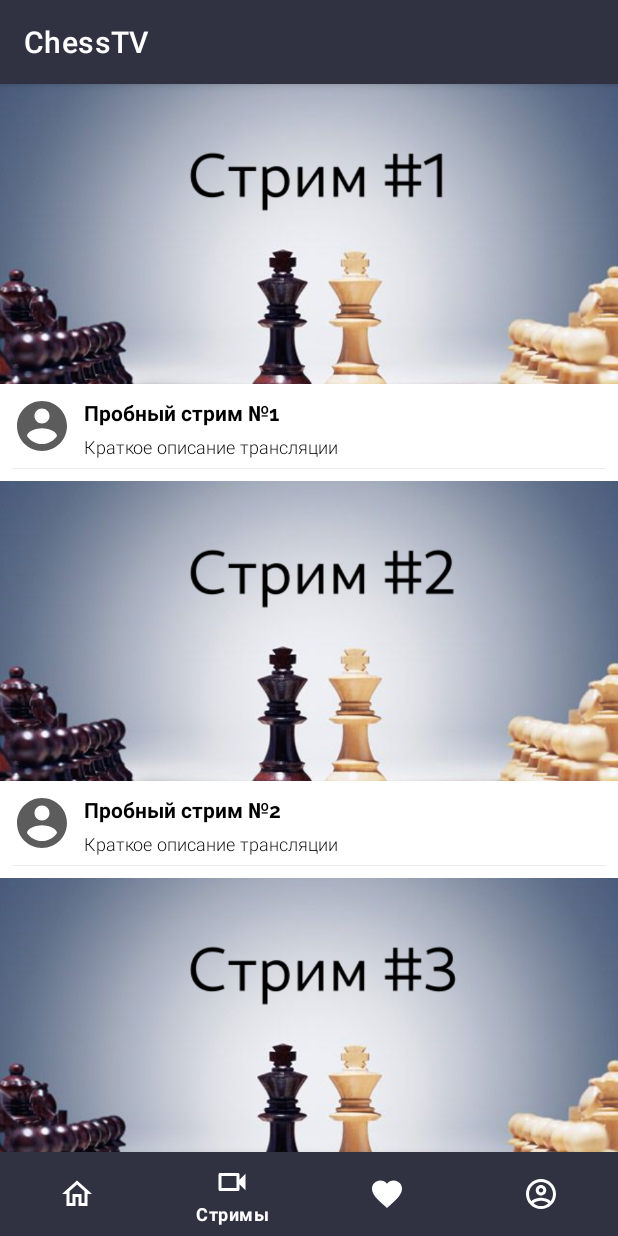
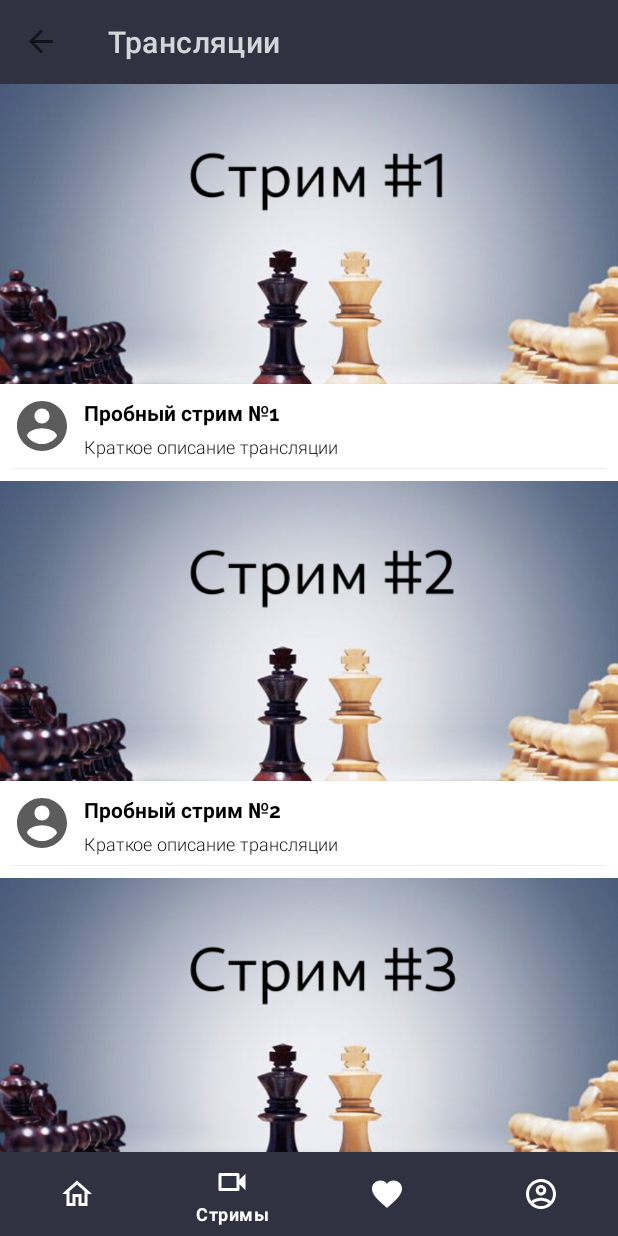
Before and after one commit to StinkyHoleySock/ChessTV, an Android app: the screen it shows after launch (MainActivity), item 2 of the bottom bar chosen, on a phone screen of 412 x 824 dp. Run offline under Robolectric (Android 15) with nearby library versions, the phone set to English and light mode, and no system bars; our stand-ins replace navigation-ui; libraries missing offline, so code that uses them is left out: com.github.javafaker; network calls fail; pictures from the network do not load; 1 statement that could not run was skipped.

Commit message:
- toolbar changes

```diff
--- a/app/src/main/java/com/example/chesstv/screens/MainFragment.kt
+++ b/app/src/main/java/com/example/chesstv/screens/MainFragment.kt
@@ -4,7 +4,10 @@ import android.os.Bundle
 import android.view.View
 import androidx.fragment.app.Fragment
 import androidx.navigation.fragment.NavHostFragment
+import androidx.navigation.ui.AppBarConfiguration
 import androidx.navigation.ui.NavigationUI
+import androidx.navigation.ui.NavigationUI.setupActionBarWithNavController
+import androidx.navigation.ui.setupWithNavController
 import com.example.chesstv.R
 import com.example.chesstv.databinding.FragmentMainBinding
 
@@ -23,6 +26,12 @@ class MainFragment: Fragment(R.layout.fragment_main) {
 
         val navController = navHost.navController
 
+        val appBarConfiguration = AppBarConfiguration(setOf(
+            R.id.home, R.id.streams, R.id.favorite, R.id.profile
+        ))
+
+        binding.toolbar.setupWithNavController(navController, appBarConfiguration)
+
         NavigationUI.setupWithNavController(binding.bottomNavigation, navController)
 
     }
--- a/app/src/main/res/layout/fragment_main.xml
+++ b/app/src/main/res/layout/fragment_main.xml
@@ -5,6 +5,16 @@
     android:layout_width="match_parent"
     android:layout_height="match_parent"
     tools:context=".screens.MainFragment">
+
+    <androidx.appcompat.widget.Toolbar
+        android:id="@+id/toolbar"
+        android:layout_width="match_parent"
+        android:layout_height="wrap_content"
+        android:background="@color/my_palette_1"
+        app:titleTextColor="@color/textColor"
+        app:layout_constraintEnd_toEndOf="parent"
+        app:layout_constraintStart_toStartOf="parent"
+        app:layout_constraintTop_toTopOf="parent" />
 
     <androidx.fragment.app.FragmentContainerView
         android:id="@+id/fragment_container_view"
@@ -15,7 +25,7 @@
         app:layout_constraintBottom_toTopOf="@+id/bottom_navigation"
         app:layout_constraintEnd_toEndOf="parent"
         app:layout_constraintStart_toStartOf="parent"
-        app:layout_constraintTop_toTopOf="parent"
+        app:layout_constraintTop_toBottomOf="@+id/toolbar"
         app:navGraph="@navigation/tabs_graph" />
 
     <com.google.android.material.bottomnavigation.BottomNavigationView
--- a/app/src/main/res/navigation/favorite.xml
+++ b/app/src/main/res/navigation/favorite.xml
@@ -2,10 +2,11 @@
 <navigation xmlns:android="http://schemas.android.com/apk/res/android"
     xmlns:app="http://schemas.android.com/apk/res-auto"
     android:id="@+id/favorite"
+    android:label="Избранное"
     app:startDestination="@id/favoriteFragment2">
 
     <fragment
         android:id="@+id/favoriteFragment2"
         android:name="com.example.chesstv.screens.FavoriteFragment"
-        android:label="FavoriteFragment" />
+        android:label="Избранное" />
 </navigation>
--- a/app/src/main/res/navigation/home.xml
+++ b/app/src/main/res/navigation/home.xml
@@ -2,11 +2,12 @@
 <navigation xmlns:android="http://schemas.android.com/apk/res/android"
     xmlns:app="http://schemas.android.com/apk/res-auto"
     android:id="@+id/home"
+    android:label="Главная"
     app:startDestination="@id/homeFragment">
     <fragment
         android:id="@+id/homeFragment"
         android:name="com.example.chesstv.screens.news.NewsFragment"
-        android:label="HomeFragment" >
+        android:label="Главная">
         <action
             android:id="@+id/action_homeFragment_to_newsDetailsFragment"
             app:destination="@id/newsDetailsFragment" />
@@ -18,5 +19,5 @@
     <fragment
         android:id="@+id/newsDetailsFragment"
         android:name="com.example.chesstv.screens.news.details.NewsDetailsFragment"
-        android:label="NewsDetailsFragment" />
+        android:label="Новости" />
 </navigation>
--- a/app/src/main/res/navigation/profile.xml
+++ b/app/src/main/res/navigation/profile.xml
@@ -7,7 +7,7 @@
     <fragment
         android:id="@+id/profileFragment"
         android:name="com.example.chesstv.screens.profile.ProfileFragment"
-        android:label="ProfileFragment" >
+        android:label="Профиль">
         <action
             android:id="@+id/action_profileFragment_to_settingsFragment"
             app:destination="@id/settingsFragment" />
@@ -15,5 +15,5 @@
     <fragment
         android:id="@+id/settingsFragment"
         android:name="com.example.chesstv.screens.profile.SettingsFragment"
-        android:label="SettingsFragment" />
+        android:label="Настройки" />
 </navigation>
--- a/app/src/main/res/navigation/streams.xml
+++ b/app/src/main/res/navigation/streams.xml
@@ -7,7 +7,7 @@
     <fragment
         android:id="@+id/streamFragment"
         android:name="com.example.chesstv.screens.streams.StreamFragment"
-        android:label="StreamFragment" >
+        android:label="Трансляции">
         <action
             android:id="@+id/action_streamFragment_to_watchStreamFragment"
             app:destination="@id/watchStreamFragment" />
@@ -15,5 +15,5 @@
     <fragment
         android:id="@+id/watchStreamFragment"
         android:name="com.example.chesstv.screens.watch_streams.WatchStreamFragment"
-        android:label="WatchStreamFragment" />
+        android:label="Трансляция" />
 </navigation>
--- a/app/src/main/res/values-night/themes.xml
+++ b/app/src/main/res/values-night/themes.xml
@@ -1,6 +1,6 @@
 <resources xmlns:tools="http://schemas.android.com/tools">
     <!-- Base application theme. -->
-    <style name="Theme.ChessTV" parent="Theme.MaterialComponents.DayNight.DarkActionBar">
+    <style name="Theme.ChessTV" parent="Theme.MaterialComponents.DayNight.NoActionBar">
         <!-- Primary brand color. -->
         <item name="colorPrimaryDark">@color/appBar</item>
         <item name="colorPrimary">@color/my_palette_1</item>
--- a/app/src/main/res/values/themes.xml
+++ b/app/src/main/res/values/themes.xml
@@ -1,6 +1,6 @@
 <resources xmlns:tools="http://schemas.android.com/tools">
     <!-- Base application theme. -->
-    <style name="Theme.ChessTV" parent="Theme.MaterialComponents.DayNight.DarkActionBar">
+    <style name="Theme.ChessTV" parent="Theme.MaterialComponents.DayNight.NoActionBar">
         <!-- Primary brand color. -->
         <item name="colorPrimary">@color/purple_500</item>
         <item name="colorPrimaryVariant">@color/purple_700</item>
```
